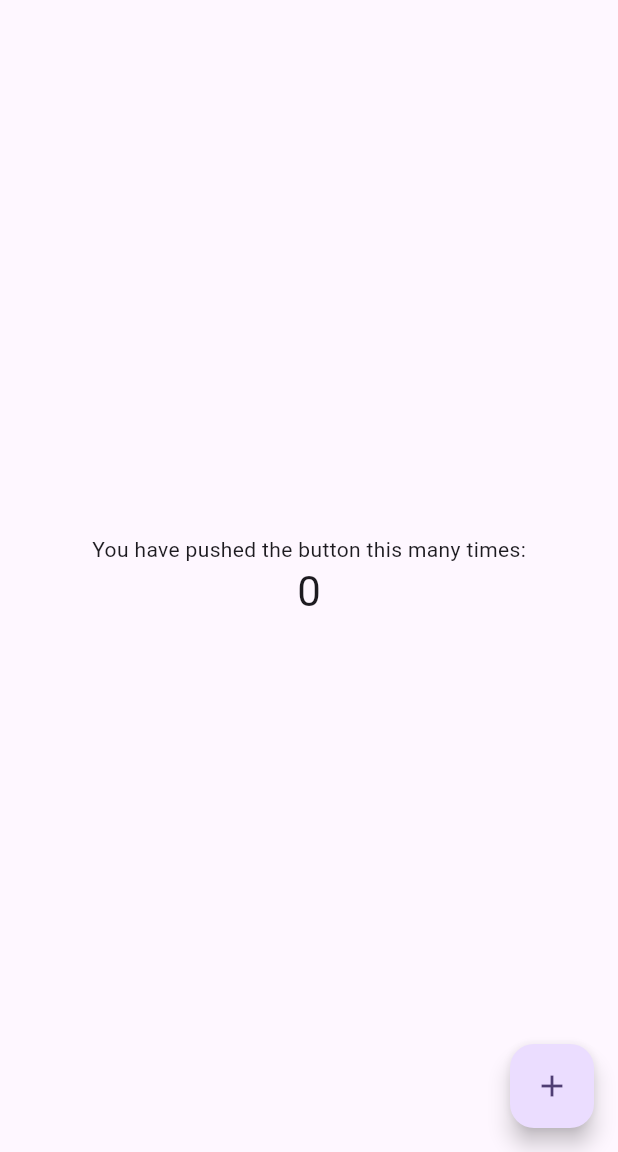
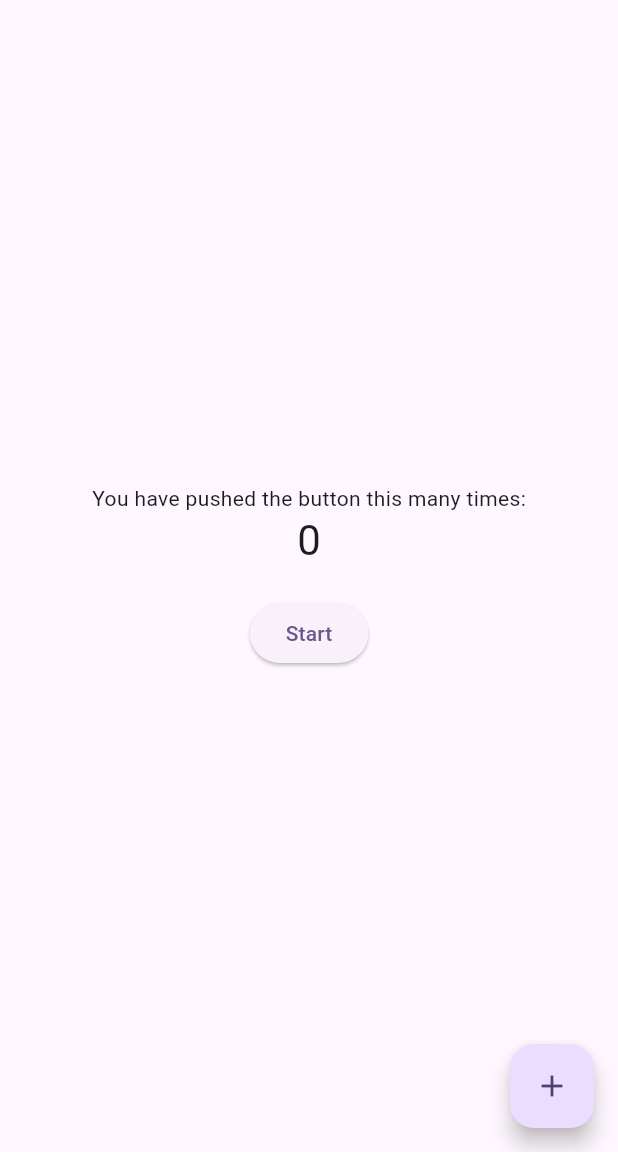
Before and after one commit to hdaren2/JackBlack, a Flutter app: the screen it shows after launch, on a phone screen of 412 x 824 dp, the part 84-1236 px from its top. Run offline on Flutter 3.47's test engine with Material 3 defaults, Android fonts, the phone set to English and light mode, and no system bars.

Commit message:
Added a start button

```diff
--- a/jackblack/lib/main.dart
+++ b/jackblack/lib/main.dart
@@ -117,6 +117,15 @@ class _MyHomePageState extends State<MyHomePage> {
               '$_counter',
               style: Theme.of(context).textTheme.headlineMedium,
             ),
+            const SizedBox(height: 20), // space between counter and button
+            ElevatedButton(
+              onPressed: () {
+                // Add functionality here
+                print('Start button pressed!');
+                // You could navigate or trigger an action here
+              },
+              child: const Text('Start'),
+            ),
           ],
         ),
       ),
```
